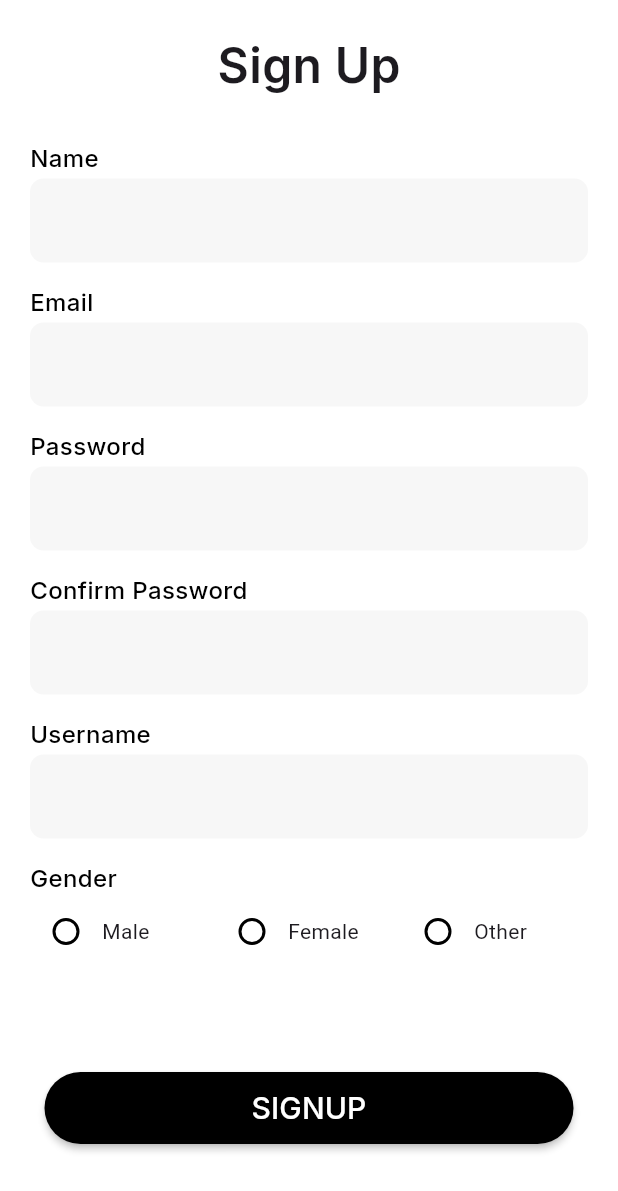
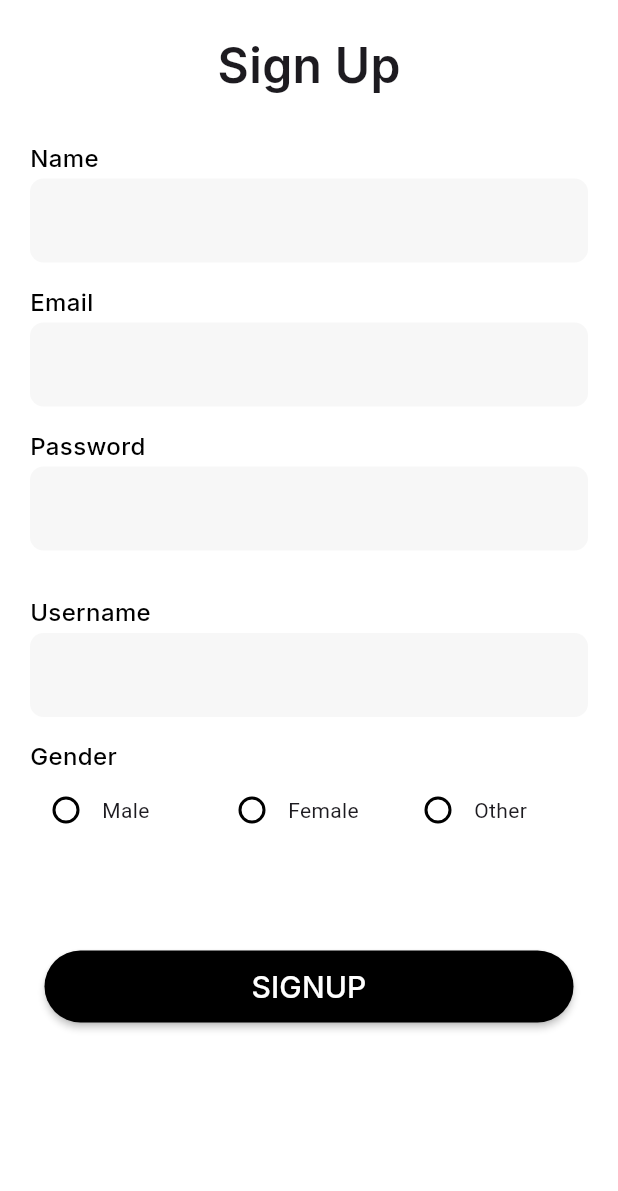
Before and after one commit to prathameshk23/wellnest, a Flutter app: the SignupScreen screen opened by its route, on a phone screen of 412 x 824 dp. Shown: the top 1191 px of the screen. Run offline on Flutter 3.47's test engine with Material 3 defaults, Android fonts, the phone set to English and light mode, and no system bars; our stand-ins replace flutter_modular, flutter_screenutil, flutter_svg, fluttertoast, google_fonts, logger and 4 more; accounts and stored records are empty; generated files the repository leaves out were written again; network calls fail; project files that could hold a hidden picture were left out.

Commit message:
fix store for signup

```diff
--- a/lib/modules/auth/screens/signup_screen.dart
+++ b/lib/modules/auth/screens/signup_screen.dart
@@ -28,8 +28,6 @@ class _SignupScreenState extends State<SignupScreen> {
   final TextEditingController _nameController = TextEditingController();
   final TextEditingController _emailController = TextEditingController();
   final TextEditingController _passwordController = TextEditingController();
-  final TextEditingController _confirmPasswordController =
-      TextEditingController();
   final TextEditingController _usernameController = TextEditingController();
   final AppStore store = Modular.get<AppStore>();
 
@@ -130,11 +128,6 @@ class _SignupScreenState extends State<SignupScreen> {
                 ),
                 const SizedBox(
                   height: 15,
-                ),
-                CustomTextField(
-                  labelText: "Confirm Password",
-                  controller: _confirmPasswordController,
-                  obscureText: true,
                 ),
                 const SizedBox(
                   height: 15,
--- a/lib/modules/auth/services/auth_service.dart
+++ b/lib/modules/auth/services/auth_service.dart
@@ -31,6 +31,7 @@ class AuthServices {
   Future<void> postUser() async {
     endPoint = "/user";
     final url = "$baseUrl$endPoint";
+    User user;
 
     var body = {
       'name': store.name,
@@ -58,6 +59,8 @@ class AuthServices {
     );
     print(response.body);
     var data = jsonDecode(response.body);
+    user = User.fromJson(data);
+    store.user = user;
     print(data);
     for (var symptomId in store.symptoms) {
       var body = {
@@ -74,7 +77,6 @@ class AuthServices {
         body: jsonEncode(body),
       );
 
-      // You can now use `body` to send a request, print, etc.
       print(body);
     }
   }
```
Also changed, not shown: lib/modules/auth/screens/condition_screen.dart (+13 -0 lines), lib/modules/auth/screens/user_setup_screen.dart (+0 -49 lines), 4 other files.
